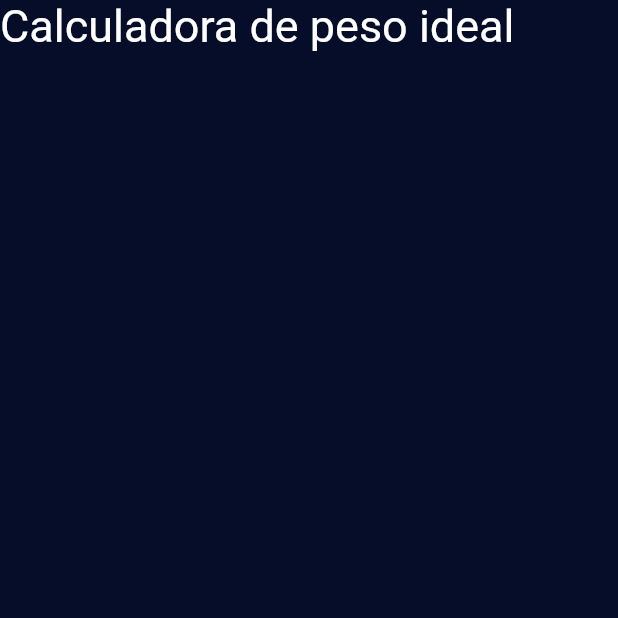
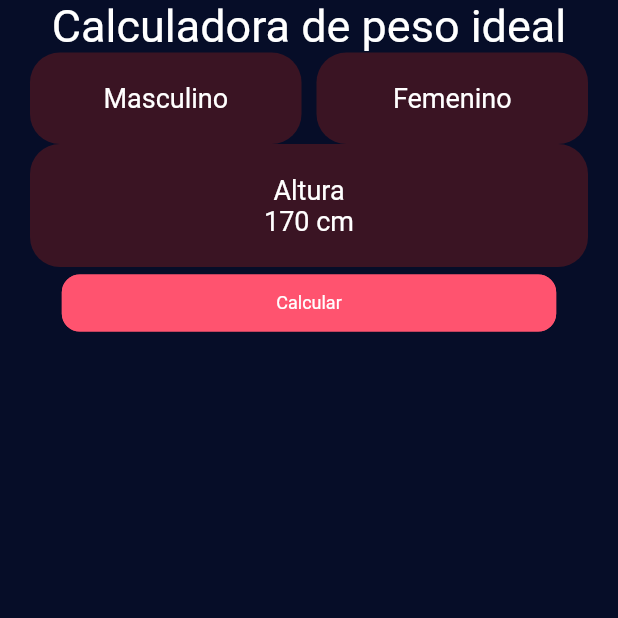
Before and after one commit to stivengm/calculadora_peso_flutter, a Flutter app: the screen it shows after launch, on a phone screen of 412 x 824 dp, the top half of it. Run offline on Flutter 3.47's test engine with Material 2 defaults, Android fonts, the phone set to English and light mode, and no system bars.

Commit message:
FIX - Ajuste de diseño.

```diff
--- a/lib/gui/styles.dart
+++ b/lib/gui/styles.dart
@@ -1,4 +1,5 @@
 import 'package:flutter/material.dart';
 
 const backgroundColor = Color(0xFF060D28);
-const selected = Color(0xFF3A1423);
+const secundaryButton = Color(0xFFFF536F);
+const cardColor = Color(0xFF3A1423);
--- a/lib/gui/views/bmi_calculator_view/bmi_calculator_view.dart
+++ b/lib/gui/views/bmi_calculator_view/bmi_calculator_view.dart
@@ -1,6 +1,7 @@
-import 'package:calculadora_peso_flutter/gui/widgets/text_widget.dart';
 import 'package:flutter/material.dart';
 
+import 'package:calculadora_peso_flutter/gui/widgets/primary_button.dart';
+import 'package:calculadora_peso_flutter/gui/widgets/text_widget.dart';
 import 'package:calculadora_peso_flutter/gui/styles.dart';
 
 class BMICalculatorView extends StatelessWidget {
@@ -8,13 +9,65 @@ class BMICalculatorView extends StatelessWidget {
 
   @override
   Widget build(BuildContext context) {
+    Size media = MediaQuery.of(context).size;
     return Scaffold(
       backgroundColor: backgroundColor,
-      body: Column(
-        children: const [
-          TextWidget(text: "Calculadora de peso ideal", fontSize: 30.0,),
-        ],
+      body: Padding(
+        padding: const EdgeInsets.symmetric(horizontal: 20.0),
+        child: Column(
+          children: [
+            const TextWidget(text: "Calculadora de peso ideal", fontSize: 30.0,),
+            Row(
+              mainAxisAlignment: MainAxisAlignment.spaceBetween,
+              children: [
+                _cardItems(
+                  item: Column(
+                    children: const [
+                      TextWidget(text: "Masculino")
+                    ],
+                  ),
+                  width: (media.width - 40) / 2 - 5
+                  // width: 50.0
+                ),
+                _cardItems(
+                  item: Column(
+                    children: const [
+                      TextWidget(text: "Femenino")
+                    ],
+                  ),
+                  width: (media.width - 40) / 2 - 5
+                ),
+              ],
+            ),
+            _cardItems(
+              item: Column(
+                children: const [
+                  TextWidget(text: "Altura"),
+                  TextWidget(text: "170 cm")
+                ],
+              )
+            ),
+            SizedBox(
+              width: media.width * .8,
+              child: PrimaryButton(text: "Calcular", onPressed: () {},),
+            ),
+          ],
+        ),
       ),
     );
   }
+
+  Widget _cardItems({ required Widget item, double? width }) {
+    return Container(
+      padding: const EdgeInsets.all(20.0),
+      width: width ?? double.infinity,
+      // width: double.infinity,
+      decoration: BoxDecoration(
+        color: cardColor,
+        borderRadius: BorderRadius.circular(20.0)
+      ),
+      child: item,
+    );
+  }
+
 }
--- /dev/null
+++ b/lib/gui/widgets/primary_button.dart
@@ -0,0 +1,31 @@
+import 'package:calculadora_peso_flutter/gui/styles.dart';
+import 'package:calculadora_peso_flutter/gui/widgets/text_widget.dart';
+import 'package:flutter/material.dart';
+
+class PrimaryButton extends StatelessWidget {
+  final String text;
+  final GestureTapCallback? onPressed;
+  const PrimaryButton({ Key? key, required this.text, required this.onPressed }) : super(key: key);
+
+  @override
+  Widget build(BuildContext context) {
+    return SizedBox(
+      width: double.infinity,
+      child: TextButton(
+        child: TextWidget(text: text, fontSize: 12),
+        style: ButtonStyle(
+          padding: MaterialStateProperty.all<EdgeInsets>(const EdgeInsets.all(12)),
+          foregroundColor: MaterialStateProperty.all<Color>(Colors.white),
+          backgroundColor: MaterialStateProperty.all<Color>(secundaryButton),
+          shape: MaterialStateProperty.all<RoundedRectangleBorder>(
+            RoundedRectangleBorder(
+              borderRadius: BorderRadius.circular(12),
+              side: const BorderSide(color: secundaryButton)
+            )
+          )
+        ),
+        onPressed: onPressed,
+      ),
+    );
+  }
+}
```
